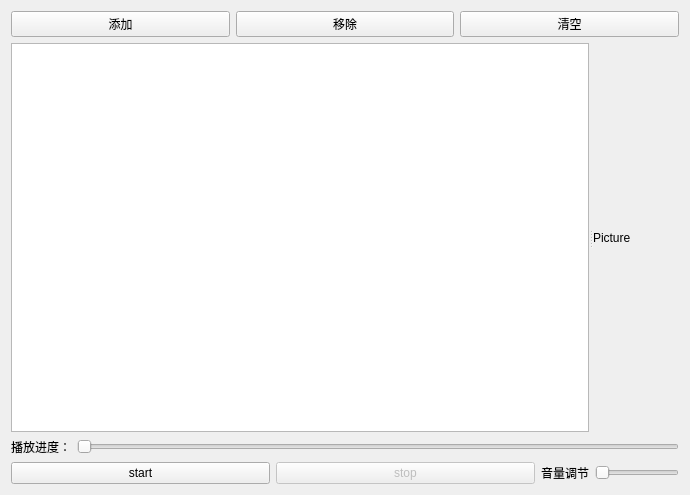
pydmy7/WinkStudio, file frontend/audioplayerwidget/audioplayerwidget.ui: the form before one commit.
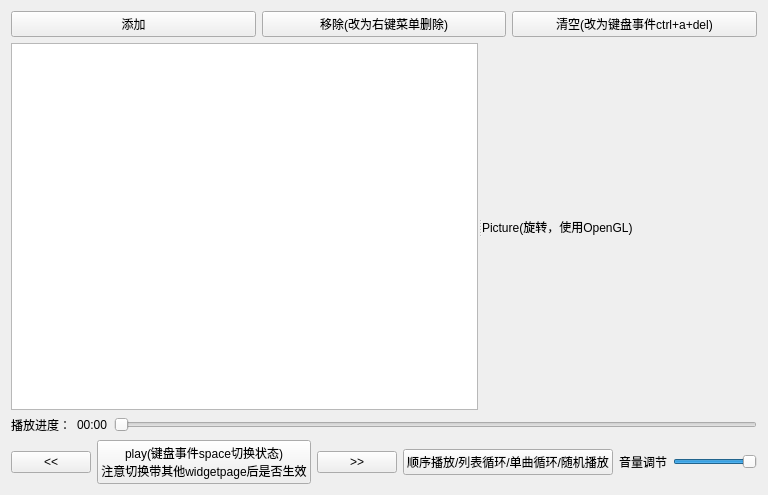
The form after the commit.

Commit message: write audio-ui

Patch:
```diff
--- a/frontend/audioplayerwidget/audioplayerwidget.ui
+++ b/frontend/audioplayerwidget/audioplayerwidget.ui
@@ -32,14 +32,14 @@
      <item>
       <widget class="QPushButton" name="btn_delete">
        <property name="text">
-        <string>移除</string>
+        <string>移除(改为右键菜单删除)</string>
        </property>
       </widget>
      </item>
      <item>
       <widget class="QPushButton" name="btn_clear">
        <property name="text">
-        <string>清空</string>
+        <string>清空(改为键盘事件ctrl+a+del)</string>
        </property>
       </widget>
      </item>
@@ -60,7 +60,7 @@
      </widget>
      <widget class="QLabel" name="label">
       <property name="text">
-       <string>Picture</string>
+       <string>Picture(旋转，使用OpenGL)</string>
       </property>
      </widget>
     </widget>
@@ -78,13 +78,23 @@
            </property>
           </widget>
          </item>
+         <item>
+          <widget class="QLabel" name="label_time">
+           <property name="text">
+            <string>00:00</string>
+           </property>
+          </widget>
+         </item>
          <item>
           <widget class="QSlider" name="slider_play">
            <property name="singleStep">
             <number>1</number>
            </property>
            <property name="pageStep">
-            <number>1</number>
+            <number>0</number>
+           </property>
+           <property name="tracking">
+            <bool>false</bool>
            </property>
            <property name="orientation">
             <enum>Qt::Horizontal</enum>
@@ -98,17 +108,29 @@
          <item>
           <widget class="QPushButton" name="btn_startpause">
            <property name="text">
-            <string>start</string>
+            <string>&lt;&lt;</string>
            </property>
           </widget>
          </item>
          <item>
-          <widget class="QPushButton" name="btn_stop">
-           <property name="enabled">
-            <bool>false</bool>
+          <widget class="QPushButton" name="btn_playpause">
+           <property name="text">
+            <string>play(键盘事件space切换状态)
+注意切换带其他widgetpage后是否生效</string>
            </property>
+          </widget>
+         </item>
+         <item>
+          <widget class="QPushButton" name="btn_down">
            <property name="text">
-            <string>stop</string>
+            <string>&gt;&gt;</string>
+           </property>
+          </widget>
+         </item>
+         <item>
+          <widget class="QPushButton" name="btn_playmode">
+           <property name="text">
+            <string>顺序播放/列表循环/单曲循环/随机播放</string>
            </property>
           </widget>
          </item>
@@ -133,6 +155,18 @@
              <verstretch>0</verstretch>
             </sizepolicy>
            </property>
+           <property name="maximum">
+            <number>100</number>
+           </property>
+           <property name="pageStep">
+            <number>0</number>
+           </property>
+           <property name="value">
+            <number>100</number>
+           </property>
+           <property name="tracking">
+            <bool>true</bool>
+           </property>
            <property name="orientation">
             <enum>Qt::Horizontal</enum>
            </property>
```
Left out of the diff: 4 changed lines with no effect on the pictures. The commit also changes 5 other files.
